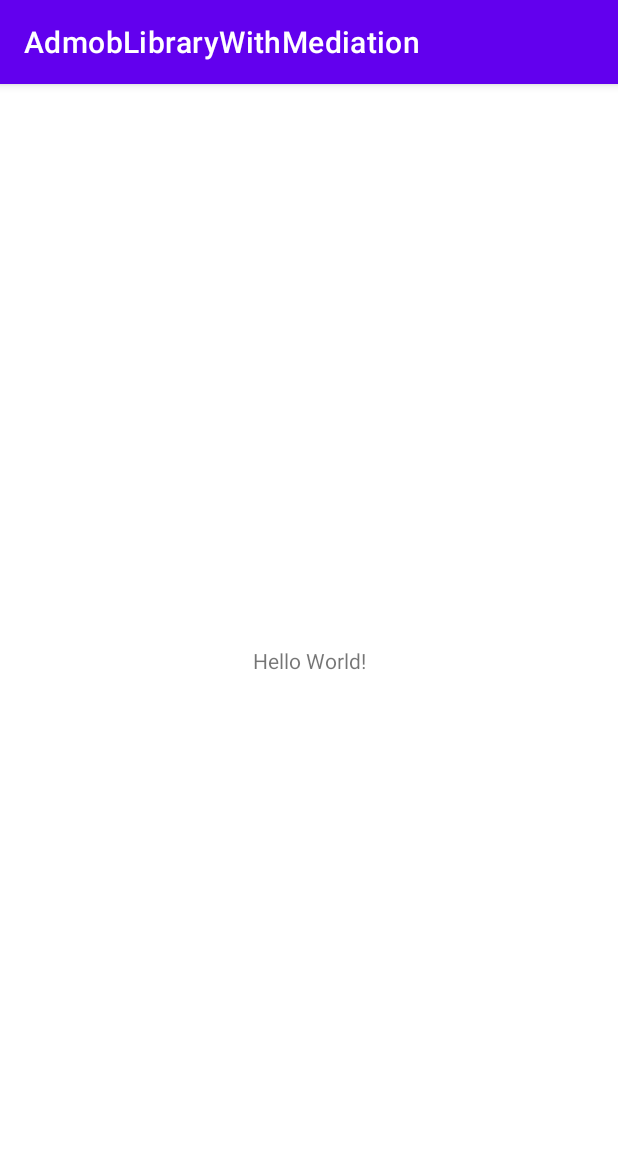
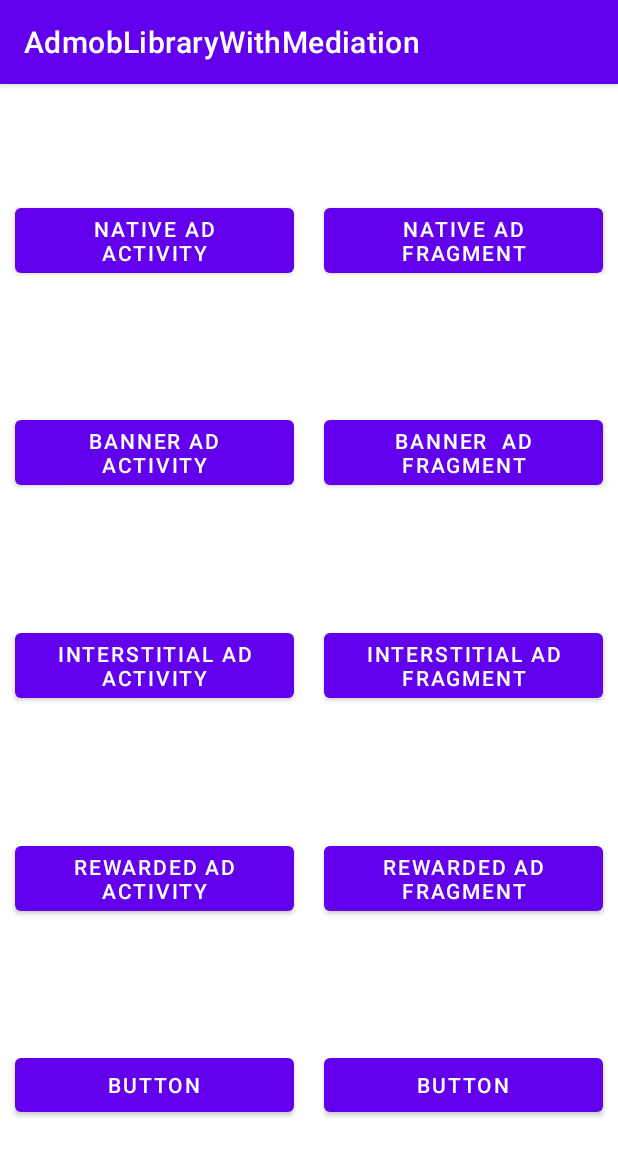
Before and after one commit to AkashShahriar55/AdmobLibraryWithMediation, an Android app: the screen it shows after launch (MainActivity), on a phone screen of 412 x 824 dp. Shown: the top 1156 px of the screen. Run offline under Robolectric (Android 15) with nearby library versions, the phone set to English and light mode, and no system bars.

Commit message:
initial setup

```diff
--- a/app/build.gradle
+++ b/app/build.gradle
@@ -29,6 +29,10 @@ android {
     kotlinOptions {
         jvmTarget = '1.8'
     }
+
+    buildFeatures {
+        viewBinding true
+    }
 }
 
 dependencies {
--- a/app/src/main/AndroidManifest.xml
+++ b/app/src/main/AndroidManifest.xml
@@ -4,6 +4,7 @@
 
     <application
         android:allowBackup="true"
+        android:name=".TestApplication"
         android:icon="@mipmap/ic_launcher"
         android:label="@string/app_name"
         android:roundIcon="@mipmap/ic_launcher_round"
--- /dev/null
+++ b/app/src/main/java/com/cookietech/admoblibrarywithmediation/TestApplication.kt
@@ -0,0 +1,12 @@
+package com.cookietech.admoblibrarywithmediation
+
+import android.app.Application
+
+class TestApplication: Application() {
+
+
+    override fun onCreate() {
+        super.onCreate()
+    }
+
+}
--- a/app/src/main/res/layout/activity_main.xml
+++ b/app/src/main/res/layout/activity_main.xml
@@ -6,13 +6,121 @@
     android:layout_height="match_parent"
     tools:context=".MainActivity">
 
-    <TextView
+
+    <Button
+        android:id="@+id/button"
+        android:layout_width="0dp"
+        android:layout_height="wrap_content"
+        android:layout_margin="10dp"
+        android:text="Native Ad Activity"
+        app:layout_constraintBottom_toTopOf="@+id/button3"
+        app:layout_constraintEnd_toStartOf="@+id/guideline2"
+        app:layout_constraintStart_toStartOf="parent"
+        app:layout_constraintTop_toTopOf="parent" />
+
+    <Button
+        android:id="@+id/button2"
+        android:layout_width="0dp"
+        android:layout_height="wrap_content"
+        android:layout_margin="10dp"
+        android:text="Native Ad Fragment"
+        app:layout_constraintBottom_toTopOf="@+id/button4"
+        app:layout_constraintEnd_toEndOf="parent"
+        app:layout_constraintStart_toStartOf="@+id/guideline2"
+        app:layout_constraintTop_toTopOf="parent" />
+
+    <Button
+        android:id="@+id/button3"
+        android:layout_width="0dp"
+        android:layout_height="wrap_content"
+        android:layout_margin="10dp"
+        android:text="Banner Ad Activity"
+        app:layout_constraintBottom_toTopOf="@+id/button5"
+        app:layout_constraintEnd_toStartOf="@+id/guideline2"
+        app:layout_constraintStart_toStartOf="parent"
+        app:layout_constraintTop_toBottomOf="@+id/button" />
+
+    <Button
+        android:id="@+id/button4"
+        android:layout_width="0dp"
+        android:layout_height="wrap_content"
+        android:layout_margin="10dp"
+        android:text="Banner  Ad Fragment"
+        app:layout_constraintBottom_toTopOf="@+id/button6"
+        app:layout_constraintEnd_toEndOf="parent"
+        app:layout_constraintStart_toStartOf="@+id/guideline2"
+        app:layout_constraintTop_toBottomOf="@+id/button2" />
+
+    <Button
+        android:id="@+id/button5"
+        android:layout_width="0dp"
+        android:layout_height="wrap_content"
+        android:layout_margin="10dp"
+        android:text="Interstitial ad activity"
+        app:layout_constraintBottom_toTopOf="@+id/button7"
+        app:layout_constraintEnd_toStartOf="@+id/guideline2"
+        app:layout_constraintStart_toStartOf="parent"
+        app:layout_constraintTop_toBottomOf="@+id/button3" />
+
+    <Button
+        android:id="@+id/button6"
+        android:layout_width="0dp"
+        android:layout_height="wrap_content"
+        android:layout_margin="10dp"
+        android:text="Interstitial ad fragment"
+        app:layout_constraintBottom_toTopOf="@+id/button8"
+        app:layout_constraintEnd_toEndOf="parent"
+        app:layout_constraintStart_toStartOf="@+id/guideline2"
+        app:layout_constraintTop_toBottomOf="@+id/button4" />
+
+    <Button
+        android:id="@+id/button7"
+        android:layout_width="0dp"
+        android:layout_height="wrap_content"
+        android:layout_margin="10dp"
+        android:text="rewarded ad activity"
+        app:layout_constraintBottom_toTopOf="@+id/button9"
+        app:layout_constraintEnd_toStartOf="@+id/guideline2"
+        app:layout_constraintStart_toStartOf="parent"
+        app:layout_constraintTop_toBottomOf="@+id/button5" />
+
+    <Button
+        android:id="@+id/button8"
+        android:layout_width="0dp"
+        android:layout_height="wrap_content"
+        android:layout_margin="10dp"
+        android:text="rewarded ad fragment"
+        app:layout_constraintBottom_toTopOf="@+id/button10"
+        app:layout_constraintEnd_toEndOf="parent"
+        app:layout_constraintStart_toStartOf="@+id/guideline2"
+        app:layout_constraintTop_toBottomOf="@+id/button6" />
+
+    <Button
+        android:id="@+id/button9"
+        android:layout_width="0dp"
+        android:layout_height="wrap_content"
+        android:layout_margin="10dp"
+        android:text="Button"
+        app:layout_constraintBottom_toBottomOf="parent"
+        app:layout_constraintEnd_toStartOf="@+id/guideline2"
+        app:layout_constraintStart_toStartOf="parent"
+        app:layout_constraintTop_toBottomOf="@+id/button7" />
+
+    <Button
+        android:id="@+id/button10"
+        android:layout_width="0dp"
+        android:layout_height="wrap_content"
+        android:layout_margin="10dp"
+        android:text="Button"
+        app:layout_constraintBottom_toBottomOf="parent"
+        app:layout_constraintEnd_toEndOf="parent"
+        app:layout_constraintStart_toStartOf="@+id/guideline2"
+        app:layout_constraintTop_toBottomOf="@+id/button8" />
+
+    <androidx.constraintlayout.widget.Guideline
+        android:id="@+id/guideline2"
         android:layout_width="wrap_content"
         android:layout_height="wrap_content"
-        android:text="Hello World!"
-        app:layout_constraintBottom_toBottomOf="parent"
-        app:layout_constraintLeft_toLeftOf="parent"
-        app:layout_constraintRight_toRightOf="parent"
-        app:layout_constraintTop_toTopOf="parent" />
-
+        android:orientation="vertical"
+        app:layout_constraintGuide_percent="0.5" />
 </androidx.constraintlayout.widget.ConstraintLayout>
```
